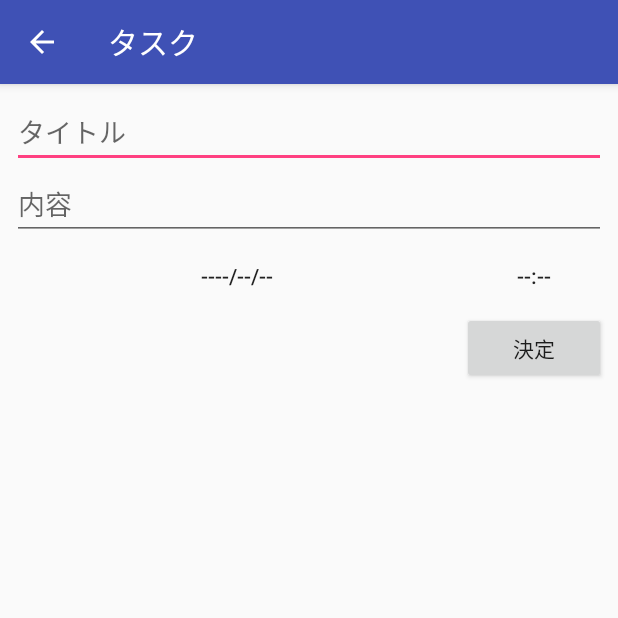
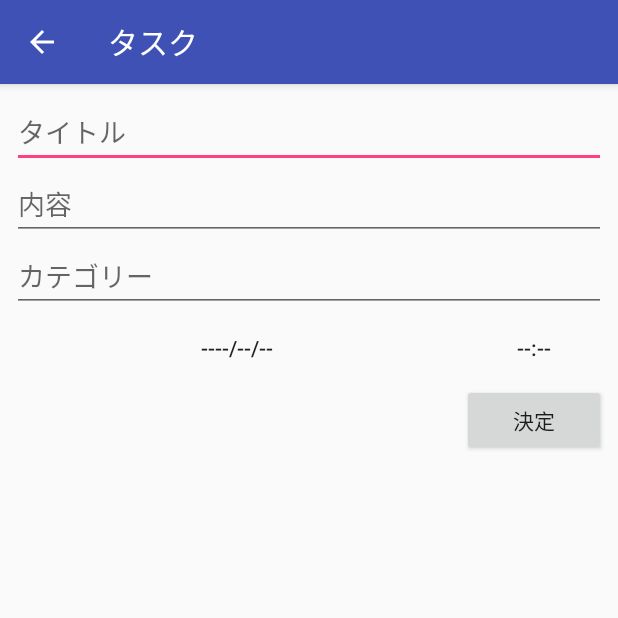
Before and after one commit to asaki1515/TaskApp_2, an Android app: the screen it shows after launch (InputActivity), after a tap on an icon or button, on a phone screen of 412 x 824 dp, the top half of it. Run offline under Robolectric (Android 15) with nearby library versions, the phone set to English and light mode, and no system bars; libraries missing offline, so code that uses them is left out: io.realm; 9 statements that could not run were skipped.

Commit message:
Lesson6 課題：タスク管理アプリの機能追加

```diff
--- a/app/src/main/java/jp/techacademy/asaki/minegishi/taskapp_2/InputActivity.java
+++ b/app/src/main/java/jp/techacademy/asaki/minegishi/taskapp_2/InputActivity.java
@@ -25,7 +25,7 @@ public class InputActivity extends AppCompatActivity {
 
     private int mYear, mMonth, mDay, mHour, mMinute;
     private Button mDateButton, mTimeButton;
-    private EditText mTitleEdit, mContentEdit;
+    private EditText mTitleEdit, mContentEdit, mCategory;
     private Task mTask;
     private View.OnClickListener mOnDateClickListener = new View.OnClickListener() {
         @Override
@@ -90,6 +90,7 @@ public class InputActivity extends AppCompatActivity {
         findViewById(R.id.done_button).setOnClickListener(mOnDoneClickListener);
         mTitleEdit = (EditText)findViewById(R.id.title_edit_text);
         mContentEdit = (EditText)findViewById(R.id.content_edit_text);
+        mCategory =  (EditText)findViewById(R.id.category_edit_text);
 
         // EXTRA_TASK から Task の id を取得して、 id から Task のインスタンスを取得する
         Intent intent = getIntent();
@@ -112,6 +113,7 @@ public class InputActivity extends AppCompatActivity {
             // 更新の場合
             mTitleEdit.setText(mTask.getTitle());  // タスクのタイトルをedittextに
             mContentEdit.setText(mTask.getContents());  // タスクの内容をedittextに
+            mCategory.setText(mTask.getCategory());  // タスクのカテゴリーをedittextに
 
             Calendar calendar = Calendar.getInstance();
             calendar.setTime(mTask.getDate());  // カレンダーの日時にタスクで保存してる日時を入力
@@ -156,9 +158,11 @@ public class InputActivity extends AppCompatActivity {
 
         String title = mTitleEdit.getText().toString();  // edit_textに入っている文字をタスクのタイトルに
         String content = mContentEdit.getText().toString();  // edit_textに入っている文字をタスクの内容に
+        String category = mCategory.getText().toString();  // edit_textに入っている文字をタスクのカテゴリーに
 
         mTask.setTitle(title);
         mTask.setContents(content);
+        mTask.setCategory(category);
         GregorianCalendar calendar = new GregorianCalendar(mYear,mMonth,mDay,mHour,mMinute);
         // GregorianCalendar:現在のシステムで使用されるカレンダーのオブジェクト
         // システムから得られた日時変数に基づいたカレンダーのオブジェクトを作成
--- a/app/src/main/java/jp/techacademy/asaki/minegishi/taskapp_2/MainActivity.java
+++ b/app/src/main/java/jp/techacademy/asaki/minegishi/taskapp_2/MainActivity.java
@@ -2,6 +2,7 @@ package jp.techacademy.asaki.minegishi.taskapp_2;
 
 import android.app.AlarmManager;
 import android.app.PendingIntent;
+import android.content.Context;
 import android.content.DialogInterface;
 import android.content.Intent;
 import android.os.Bundle;
@@ -9,15 +10,19 @@ import android.support.design.widget.FloatingActionButton;
 import android.support.v7.app.AlertDialog;
 import android.support.v7.app.AppCompatActivity;
 import android.view.View;
+import android.view.inputmethod.InputMethodManager;  // ボタンを押すとキーボードが消えるようにする
 import android.widget.AdapterView;
+import android.widget.Button;
+import android.widget.EditText;
 import android.widget.ListView;
+import android.view.WindowManager.LayoutParams;  // 起動時にEditTextからフォーカスを外すため
 
 import io.realm.Realm;
 import io.realm.RealmChangeListener;
 import io.realm.RealmResults;
 import io.realm.Sort;
 
-public class MainActivity extends AppCompatActivity {
+public class MainActivity extends AppCompatActivity{
     public final static String EXTRA_TASK = "jp.techacademy.taro.kirameki.taskapp.TASK";
 
     private Realm mRealm;
@@ -30,10 +35,13 @@ public class MainActivity extends AppCompatActivity {
     };
     private ListView mListView;
     private TaskAdapter mTaskAdapter;
+    private EditText mEditText;  // カテゴリーを入力するEditTextfd
+    private Button mSearchButton;  // EditTextに入力されたカテゴリーで検索をかけるボタン
 
     @Override
     protected void onCreate(Bundle savedInstanceState) {
         super.onCreate(savedInstanceState);
+        this.getWindow().setSoftInputMode(LayoutParams.SOFT_INPUT_STATE_ALWAYS_HIDDEN); //Activity 起動時にEditTextからフォーカスを外す
         setContentView(R.layout.activity_main);
 
         FloatingActionButton fab = (FloatingActionButton) findViewById(R.id.fab);
@@ -55,6 +63,13 @@ public class MainActivity extends AppCompatActivity {
         // ListViewの設定
         mTaskAdapter = new TaskAdapter(MainActivity.this);  // MainActivity.thisでレイアウトサービスを取得
         mListView = (ListView) findViewById(R.id.listView1);
+
+        // EditTextの設定
+        mEditText = (EditText) findViewById(R.id.category_edit_text);
+
+        // Buttonの設定
+        mSearchButton = (Button) findViewById(R.id.search_button);
+        mSearchButton.setOnClickListener(mOnSearchClickListener);
 
         // ListViewをタップしたときの処理
         mListView.setOnItemClickListener(new AdapterView.OnItemClickListener() {
@@ -125,6 +140,40 @@ public class MainActivity extends AppCompatActivity {
         reloadListView();  // 新しいタスク内容を再描画
     }
 
+    // mSearchButtonを押した時の処理
+    private View.OnClickListener mOnSearchClickListener = new View.OnClickListener() {
+        @Override
+        public void onClick(View v) {
+
+            // edit_textに入っている文字をタスクのカテゴリーに
+            String category = mEditText.getText().toString();
+
+            // edit_textにカテゴリーが入っていたら
+            if(category.length() != 0) {
+
+                // categoryと同じカテゴリーが入っていたら、一致したtask全てを日付降順で取得
+                RealmResults<Task> CategoryResults = mRealm.where(Task.class).equalTo("category", category).findAllSorted("date", Sort.DESCENDING);
+
+                // 上記の結果を、TaskList としてセットする
+                mTaskAdapter.setTaskList(mRealm.copyFromRealm(CategoryResults));  // TaskAdapterにデータを設定
+
+                // TaskのListView用のアダプタに渡す
+                mListView.setAdapter(mTaskAdapter);  // ListViewにTaskAdapterを設定
+
+                // 表示を更新するために、アダプターにデータが変更されたことを知らせる
+                mTaskAdapter.notifyDataSetChanged();  // データが変わったことを伝えてリストを再描画
+            }else {
+                // edit_textにカテゴリーが入っていなかったら再描画
+                reloadListView();
+            }
+
+            if(v == mSearchButton){ // mSearchButtonを押すと、キーボードを消す（https://groups.google.com/forum/#!topic/android-sdk-japan/5c9ShCX8fJ4）
+                InputMethodManager inputMethodManager = (InputMethodManager) getSystemService(Context.INPUT_METHOD_SERVICE);
+                inputMethodManager.hideSoftInputFromWindow(v.getWindowToken(), 0);
+            }
+        }
+    };
+
     private void reloadListView() {// TaskAdapterにデータを設定、ListViewにTaskAdapterを設定、再描画する
 
         // Realmデータベースから、「全てのデータを取得して新しい日時順に並べた結果」を取得
--- a/app/src/main/res/layout/content_input.xml
+++ b/app/src/main/res/layout/content_input.xml
@@ -24,11 +24,17 @@
         android:layout_height="wrap_content"
         android:layout_below="@id/title_edit_text"
         android:hint="内容" />
+    <EditText
+        android:id="@+id/category_edit_text"
+        android:layout_width="match_parent"
+        android:layout_height="wrap_content"
+        android:layout_below="@id/content_edit_text"
+        android:hint="カテゴリー" />
     <Button
         android:id="@+id/date_button"
         android:layout_width="0dp"
         android:layout_height="wrap_content"
-        android:layout_below="@id/content_edit_text"
+        android:layout_below="@id/category_edit_text"
         android:layout_alignParentStart="true"
         android:layout_toLeftOf="@+id/times_button"
         android:text="----/--/--"
@@ -37,7 +43,7 @@
         android:id="@id/times_button"
         android:layout_width="96dp"
         android:layout_height="wrap_content"
-        android:layout_below="@id/content_edit_text"
+        android:layout_below="@id/category_edit_text"
         android:layout_alignParentRight="true"
         android:text="--:--"
         style="@style/Widget.AppCompat.Button.Borderless" />
```
Also changed, not shown: app/src/main/java/jp/techacademy/asaki/minegishi/taskapp_2/Task.java (+9 -0 lines), app/src/main/res/layout/activity_main.xml (+26 -1 lines).
